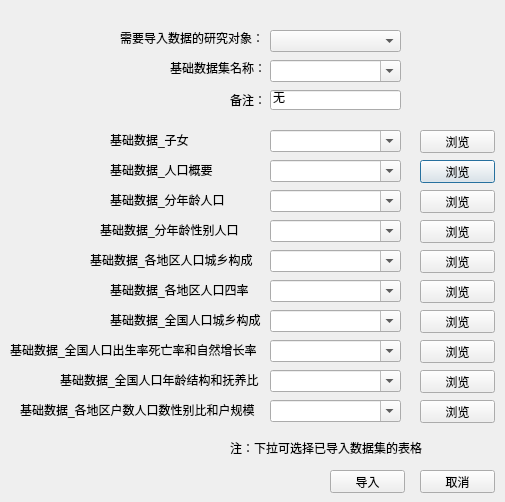
Qt form ui/importBasicData.ui (owensss/renkou) before a commit.
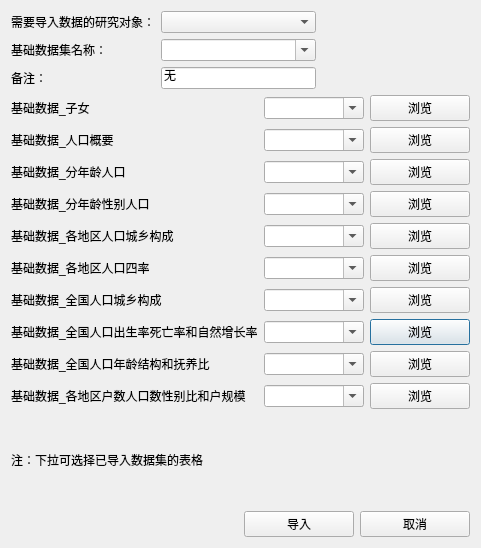
The same form after that commit.

Diff of the .ui file:
```diff
--- a/ui/importBasicData.ui
+++ b/ui/importBasicData.ui
@@ -6,550 +6,379 @@
    <rect>
     <x>0</x>
     <y>0</y>
-    <width>505</width>
-    <height>502</height>
+    <width>481</width>
+    <height>548</height>
    </rect>
   </property>
   <property name="windowTitle">
    <string>导入基础数据</string>
   </property>
-  <widget class="QLabel" name="label_1">
-   <property name="geometry">
-    <rect>
-     <x>110</x>
-     <y>130</y>
-     <width>151</width>
-     <height>20</height>
-    </rect>
-   </property>
-   <property name="layoutDirection">
-    <enum>Qt::RightToLeft</enum>
-   </property>
-   <property name="text">
-    <string>基础数据_子女</string>
-   </property>
-  </widget>
-  <widget class="QPushButton" name="browse_2">
-   <property name="geometry">
-    <rect>
-     <x>420</x>
-     <y>160</y>
-     <width>75</width>
-     <height>23</height>
-    </rect>
-   </property>
-   <property name="text">
-    <string>浏览</string>
-   </property>
-  </widget>
-  <widget class="QPushButton" name="browse_1">
-   <property name="geometry">
-    <rect>
-     <x>420</x>
-     <y>130</y>
-     <width>75</width>
-     <height>23</height>
-    </rect>
-   </property>
-   <property name="text">
-    <string>浏览</string>
-   </property>
-  </widget>
-  <widget class="QLabel" name="label_2">
-   <property name="geometry">
-    <rect>
-     <x>110</x>
-     <y>160</y>
-     <width>151</width>
-     <height>20</height>
-    </rect>
-   </property>
-   <property name="layoutDirection">
-    <enum>Qt::RightToLeft</enum>
-   </property>
-   <property name="text">
-    <string>基础数据_人口概要</string>
-   </property>
-  </widget>
-  <widget class="QPushButton" name="browse_3">
-   <property name="geometry">
-    <rect>
-     <x>420</x>
-     <y>190</y>
-     <width>75</width>
-     <height>23</height>
-    </rect>
-   </property>
-   <property name="text">
-    <string>浏览</string>
-   </property>
-  </widget>
-  <widget class="QLabel" name="label_3">
-   <property name="geometry">
-    <rect>
-     <x>110</x>
-     <y>190</y>
-     <width>151</width>
-     <height>20</height>
-    </rect>
-   </property>
-   <property name="layoutDirection">
-    <enum>Qt::RightToLeft</enum>
-   </property>
-   <property name="text">
-    <string>基础数据_分年龄人口</string>
-   </property>
-  </widget>
-  <widget class="QPushButton" name="browse_4">
-   <property name="geometry">
-    <rect>
-     <x>420</x>
-     <y>220</y>
-     <width>75</width>
-     <height>23</height>
-    </rect>
-   </property>
-   <property name="text">
-    <string>浏览</string>
-   </property>
-  </widget>
-  <widget class="QLabel" name="label_4">
-   <property name="geometry">
-    <rect>
-     <x>100</x>
-     <y>220</y>
-     <width>161</width>
-     <height>20</height>
-    </rect>
-   </property>
-   <property name="layoutDirection">
-    <enum>Qt::RightToLeft</enum>
-   </property>
-   <property name="text">
-    <string>基础数据_分年龄性别人口</string>
-   </property>
-  </widget>
-  <widget class="QPushButton" name="cancel">
-   <property name="geometry">
-    <rect>
-     <x>420</x>
-     <y>470</y>
-     <width>75</width>
-     <height>23</height>
-    </rect>
-   </property>
-   <property name="text">
-    <string>取消</string>
-   </property>
-  </widget>
-  <widget class="QPushButton" name="daoru">
-   <property name="geometry">
-    <rect>
-     <x>330</x>
-     <y>470</y>
-     <width>75</width>
-     <height>23</height>
-    </rect>
-   </property>
-   <property name="text">
-    <string>导入</string>
-   </property>
-  </widget>
-  <widget class="QLabel" name="labelbb">
-   <property name="geometry">
-    <rect>
-     <x>170</x>
-     <y>60</y>
-     <width>101</width>
-     <height>16</height>
-    </rect>
-   </property>
-   <property name="text">
-    <string>基础数据集名称：</string>
-   </property>
-  </widget>
-  <widget class="QLabel" name="label_cc">
-   <property name="geometry">
-    <rect>
-     <x>230</x>
-     <y>90</y>
-     <width>41</width>
-     <height>20</height>
-    </rect>
-   </property>
-   <property name="text">
-    <string>备注：</string>
-   </property>
-  </widget>
-  <widget class="QLineEdit" name="info">
-   <property name="geometry">
-    <rect>
-     <x>270</x>
-     <y>90</y>
-     <width>131</width>
-     <height>20</height>
-    </rect>
-   </property>
-   <property name="text">
-    <string>无</string>
-   </property>
-  </widget>
-  <widget class="QLabel" name="label_aa">
-   <property name="geometry">
-    <rect>
-     <x>120</x>
-     <y>30</y>
-     <width>141</width>
-     <height>16</height>
-    </rect>
-   </property>
-   <property name="text">
-    <string>需要导入数据的研究对象：</string>
-   </property>
-  </widget>
-  <widget class="QComboBox" name="objectname">
-   <property name="geometry">
-    <rect>
-     <x>270</x>
-     <y>30</y>
-     <width>131</width>
-     <height>22</height>
-    </rect>
-   </property>
-   <property name="editable">
-    <bool>false</bool>
-   </property>
-  </widget>
-  <widget class="QComboBox" name="PiCiname">
-   <property name="geometry">
-    <rect>
-     <x>270</x>
-     <y>60</y>
-     <width>131</width>
-     <height>22</height>
-    </rect>
-   </property>
-   <property name="editable">
-    <bool>true</bool>
-   </property>
-  </widget>
-  <widget class="QComboBox" name="sourcefilename_1">
-   <property name="geometry">
-    <rect>
-     <x>270</x>
-     <y>130</y>
-     <width>131</width>
-     <height>22</height>
-    </rect>
-   </property>
-   <property name="editable">
-    <bool>true</bool>
-   </property>
-  </widget>
-  <widget class="QComboBox" name="sourcefilename_2">
-   <property name="geometry">
-    <rect>
-     <x>270</x>
-     <y>160</y>
-     <width>131</width>
-     <height>22</height>
-    </rect>
-   </property>
-   <property name="editable">
-    <bool>true</bool>
-   </property>
-  </widget>
-  <widget class="QComboBox" name="sourcefilename_3">
-   <property name="geometry">
-    <rect>
-     <x>270</x>
-     <y>190</y>
-     <width>131</width>
-     <height>22</height>
-    </rect>
-   </property>
-   <property name="editable">
-    <bool>true</bool>
-   </property>
-  </widget>
-  <widget class="QComboBox" name="sourcefilename_4">
-   <property name="geometry">
-    <rect>
-     <x>270</x>
-     <y>220</y>
-     <width>131</width>
-     <height>22</height>
-    </rect>
-   </property>
-   <property name="editable">
-    <bool>true</bool>
-   </property>
-  </widget>
-  <widget class="QLabel" name="zhu">
-   <property name="geometry">
-    <rect>
-     <x>230</x>
-     <y>440</y>
-     <width>201</width>
-     <height>16</height>
-    </rect>
-   </property>
-   <property name="text">
-    <string>注：下拉可选择已导入数据集的表格</string>
-   </property>
-  </widget>
-  <widget class="QComboBox" name="sourcefilename_5">
-   <property name="geometry">
-    <rect>
-     <x>270</x>
-     <y>250</y>
-     <width>131</width>
-     <height>22</height>
-    </rect>
-   </property>
-   <property name="editable">
-    <bool>true</bool>
-   </property>
-  </widget>
-  <widget class="QComboBox" name="sourcefilename_7">
-   <property name="geometry">
-    <rect>
-     <x>270</x>
-     <y>310</y>
-     <width>131</width>
-     <height>22</height>
-    </rect>
-   </property>
-   <property name="editable">
-    <bool>true</bool>
-   </property>
-  </widget>
-  <widget class="QLabel" name="label_8">
-   <property name="geometry">
-    <rect>
-     <x>10</x>
-     <y>340</y>
-     <width>251</width>
-     <height>20</height>
-    </rect>
-   </property>
-   <property name="layoutDirection">
-    <enum>Qt::RightToLeft</enum>
-   </property>
-   <property name="text">
-    <string>基础数据_全国人口出生率死亡率和自然增长率</string>
-   </property>
-  </widget>
-  <widget class="QPushButton" name="browse_5">
-   <property name="geometry">
-    <rect>
-     <x>420</x>
-     <y>250</y>
-     <width>75</width>
-     <height>23</height>
-    </rect>
-   </property>
-   <property name="text">
-    <string>浏览</string>
-   </property>
-  </widget>
-  <widget class="QComboBox" name="sourcefilename_8">
-   <property name="geometry">
-    <rect>
-     <x>270</x>
-     <y>340</y>
-     <width>131</width>
-     <height>22</height>
-    </rect>
-   </property>
-   <property name="editable">
-    <bool>true</bool>
-   </property>
-  </widget>
-  <widget class="QComboBox" name="sourcefilename_6">
-   <property name="geometry">
-    <rect>
-     <x>270</x>
-     <y>280</y>
-     <width>131</width>
-     <height>22</height>
-    </rect>
-   </property>
-   <property name="editable">
-    <bool>true</bool>
-   </property>
-  </widget>
-  <widget class="QLabel" name="label_6">
-   <property name="geometry">
-    <rect>
-     <x>110</x>
-     <y>280</y>
-     <width>151</width>
-     <height>20</height>
-    </rect>
-   </property>
-   <property name="layoutDirection">
-    <enum>Qt::RightToLeft</enum>
-   </property>
-   <property name="text">
-    <string>基础数据_各地区人口四率</string>
-   </property>
-  </widget>
-  <widget class="QPushButton" name="browse_7">
-   <property name="geometry">
-    <rect>
-     <x>420</x>
-     <y>310</y>
-     <width>75</width>
-     <height>23</height>
-    </rect>
-   </property>
-   <property name="text">
-    <string>浏览</string>
-   </property>
-  </widget>
-  <widget class="QLabel" name="label_7">
-   <property name="geometry">
-    <rect>
-     <x>110</x>
-     <y>310</y>
-     <width>151</width>
-     <height>20</height>
-    </rect>
-   </property>
-   <property name="layoutDirection">
-    <enum>Qt::RightToLeft</enum>
-   </property>
-   <property name="text">
-    <string>基础数据_全国人口城乡构成</string>
-   </property>
-  </widget>
-  <widget class="QPushButton" name="browse_6">
-   <property name="geometry">
-    <rect>
-     <x>420</x>
-     <y>280</y>
-     <width>75</width>
-     <height>23</height>
-    </rect>
-   </property>
-   <property name="text">
-    <string>浏览</string>
-   </property>
-  </widget>
-  <widget class="QPushButton" name="browse_8">
-   <property name="geometry">
-    <rect>
-     <x>420</x>
-     <y>340</y>
-     <width>75</width>
-     <height>23</height>
-    </rect>
-   </property>
-   <property name="text">
-    <string>浏览</string>
-   </property>
-  </widget>
-  <widget class="QLabel" name="label_5">
-   <property name="geometry">
-    <rect>
-     <x>90</x>
-     <y>250</y>
-     <width>171</width>
-     <height>20</height>
-    </rect>
-   </property>
-   <property name="layoutDirection">
-    <enum>Qt::RightToLeft</enum>
-   </property>
-   <property name="text">
-    <string>基础数据_各地区人口城乡构成</string>
-   </property>
-  </widget>
-  <widget class="QComboBox" name="sourcefilename_9">
-   <property name="geometry">
-    <rect>
-     <x>270</x>
-     <y>370</y>
-     <width>131</width>
-     <height>22</height>
-    </rect>
-   </property>
-   <property name="editable">
-    <bool>true</bool>
-   </property>
-  </widget>
-  <widget class="QLabel" name="label_9">
-   <property name="geometry">
-    <rect>
-     <x>60</x>
-     <y>370</y>
-     <width>201</width>
-     <height>20</height>
-    </rect>
-   </property>
-   <property name="layoutDirection">
-    <enum>Qt::RightToLeft</enum>
-   </property>
-   <property name="text">
-    <string>基础数据_全国人口年龄结构和抚养比</string>
-   </property>
-  </widget>
-  <widget class="QPushButton" name="browse_9">
-   <property name="geometry">
-    <rect>
-     <x>420</x>
-     <y>370</y>
-     <width>75</width>
-     <height>23</height>
-    </rect>
-   </property>
-   <property name="text">
-    <string>浏览</string>
-   </property>
-  </widget>
-  <widget class="QLabel" name="label_10">
-   <property name="geometry">
-    <rect>
-     <x>20</x>
-     <y>400</y>
-     <width>241</width>
-     <height>20</height>
-    </rect>
-   </property>
-   <property name="layoutDirection">
-    <enum>Qt::RightToLeft</enum>
-   </property>
-   <property name="text">
-    <string>基础数据_各地区户数人口数性别比和户规模</string>
-   </property>
-  </widget>
-  <widget class="QPushButton" name="browse_10">
-   <property name="geometry">
-    <rect>
-     <x>420</x>
-     <y>400</y>
-     <width>75</width>
-     <height>23</height>
-    </rect>
-   </property>
-   <property name="text">
-    <string>浏览</string>
-   </property>
-  </widget>
-  <widget class="QComboBox" name="sourcefilename_10">
-   <property name="geometry">
-    <rect>
-     <x>270</x>
-     <y>400</y>
-     <width>131</width>
-     <height>22</height>
-    </rect>
-   </property>
-   <property name="editable">
-    <bool>true</bool>
-   </property>
-  </widget>
+  <layout class="QGridLayout" name="gridLayout_3">
+   <item row="0" column="0" colspan="2">
+    <layout class="QVBoxLayout" name="verticalLayout">
+     <item>
+      <layout class="QGridLayout" name="gridLayout_2">
+       <item row="2" column="1">
+        <widget class="QLineEdit" name="info">
+         <property name="text">
+          <string>无</string>
+         </property>
+        </widget>
+       </item>
+       <item row="2" column="0">
+        <widget class="QLabel" name="label_cc">
+         <property name="text">
+          <string>备注：</string>
+         </property>
+        </widget>
+       </item>
+       <item row="1" column="0">
+        <widget class="QLabel" name="labelbb">
+         <property name="text">
+          <string>基础数据集名称：</string>
+         </property>
+        </widget>
+       </item>
+       <item row="1" column="1">
+        <widget class="QComboBox" name="PiCiname">
+         <property name="editable">
+          <bool>true</bool>
+         </property>
+        </widget>
+       </item>
+       <item row="0" column="1">
+        <widget class="QComboBox" name="objectname">
+         <property name="editable">
+          <bool>false</bool>
+         </property>
+        </widget>
+       </item>
+       <item row="0" column="0">
+        <widget class="QLabel" name="label_aa">
+         <property name="text">
+          <string>需要导入数据的研究对象：</string>
+         </property>
+        </widget>
+       </item>
+       <item row="0" column="2">
+        <spacer name="horizontalSpacer">
+         <property name="orientation">
+          <enum>Qt::Horizontal</enum>
+         </property>
+         <property name="sizeHint" stdset="0">
+          <size>
+           <width>40</width>
+           <height>20</height>
+          </size>
+         </property>
+        </spacer>
+       </item>
+       <item row="1" column="2">
+        <spacer name="horizontalSpacer_2">
+         <property name="orientation">
+          <enum>Qt::Horizontal</enum>
+         </property>
+         <property name="sizeHint" stdset="0">
+          <size>
+           <width>40</width>
+           <height>20</height>
+          </size>
+         </property>
+        </spacer>
+       </item>
+       <item row="2" column="2">
+        <spacer name="horizontalSpacer_3">
+         <property name="orientation">
+          <enum>Qt::Horizontal</enum>
+         </property>
+         <property name="sizeHint" stdset="0">
+          <size>
+           <width>40</width>
+           <height>20</height>
+          </size>
+         </property>
+        </spacer>
+       </item>
+      </layout>
+     </item>
+     <item>
+      <layout class="QGridLayout" name="gridLayout">
+       <item row="6" column="1">
+        <widget class="QComboBox" name="sourcefilename_7">
+         <property name="editable">
+          <bool>true</bool>
+         </property>
+        </widget>
+       </item>
+       <item row="8" column="1">
+        <widget class="QComboBox" name="sourcefilename_9">
+         <property name="editable">
+          <bool>true</bool>
+         </property>
+        </widget>
+       </item>
+       <item row="8" column="0">
+        <widget class="QLabel" name="label_9">
+         <property name="layoutDirection">
+          <enum>Qt::RightToLeft</enum>
+         </property>
+         <property name="text">
+          <string>基础数据_全国人口年龄结构和抚养比</string>
+         </property>
+        </widget>
+       </item>
+       <item row="7" column="1">
+        <widget class="QComboBox" name="sourcefilename_8">
+         <property name="editable">
+          <bool>true</bool>
+         </property>
+        </widget>
+       </item>
+       <item row="7" column="0">
+        <widget class="QLabel" name="label_8">
+         <property name="layoutDirection">
+          <enum>Qt::RightToLeft</enum>
+         </property>
+         <property name="text">
+          <string>基础数据_全国人口出生率死亡率和自然增长率</string>
+         </property>
+        </widget>
+       </item>
+       <item row="4" column="0">
+        <widget class="QLabel" name="label_5">
+         <property name="layoutDirection">
+          <enum>Qt::RightToLeft</enum>
+         </property>
+         <property name="text">
+          <string>基础数据_各地区人口城乡构成</string>
+         </property>
+        </widget>
+       </item>
+       <item row="7" column="2">
+        <widget class="QPushButton" name="browse_8">
+         <property name="text">
+          <string>浏览</string>
+         </property>
+        </widget>
+       </item>
+       <item row="3" column="2">
+        <widget class="QPushButton" name="browse_4">
+         <property name="text">
+          <string>浏览</string>
+         </property>
+        </widget>
+       </item>
+       <item row="1" column="1">
+        <widget class="QComboBox" name="sourcefilename_2">
+         <property name="editable">
+          <bool>true</bool>
+         </property>
+        </widget>
+       </item>
+       <item row="4" column="1">
+        <widget class="QComboBox" name="sourcefilename_5">
+         <property name="editable">
+          <bool>true</bool>
+         </property>
+        </widget>
+       </item>
+       <item row="3" column="1">
+        <widget class="QComboBox" name="sourcefilename_4">
+         <property name="editable">
+          <bool>true</bool>
+         </property>
+        </widget>
+       </item>
+       <item row="5" column="1">
+        <widget class="QComboBox" name="sourcefilename_6">
+         <property name="editable">
+          <bool>true</bool>
+         </property>
+        </widget>
+       </item>
+       <item row="8" column="2">
+        <widget class="QPushButton" name="browse_9">
+         <property name="text">
+          <string>浏览</string>
+         </property>
+        </widget>
+       </item>
+       <item row="5" column="0">
+        <widget class="QLabel" name="label_6">
+         <property name="layoutDirection">
+          <enum>Qt::RightToLeft</enum>
+         </property>
+         <property name="text">
+          <string>基础数据_各地区人口四率</string>
+         </property>
+        </widget>
+       </item>
+       <item row="1" column="2">
+        <widget class="QPushButton" name="browse_2">
+         <property name="text">
+          <string>浏览</string>
+         </property>
+        </widget>
+       </item>
+       <item row="2" column="2">
+        <widget class="QPushButton" name="browse_3">
+         <property name="text">
+          <string>浏览</string>
+         </property>
+        </widget>
+       </item>
+       <item row="0" column="2">
+        <widget class="QPushButton" name="browse_1">
+         <property name="text">
+          <string>浏览</string>
+         </property>
+        </widget>
+       </item>
+       <item row="0" column="1">
+        <widget class="QComboBox" name="sourcefilename_1">
+         <property name="editable">
+          <bool>true</bool>
+         </property>
+        </widget>
+       </item>
+       <item row="5" column="2">
+        <widget class="QPushButton" name="browse_6">
+         <property name="text">
+          <string>浏览</string>
+         </property>
+        </widget>
+       </item>
+       <item row="4" column="2">
+        <widget class="QPushButton" name="browse_5">
+         <property name="text">
+          <string>浏览</string>
+         </property>
+        </widget>
+       </item>
+       <item row="2" column="0">
+        <widget class="QLabel" name="label_3">
+         <property name="layoutDirection">
+          <enum>Qt::RightToLeft</enum>
+         </property>
+         <property name="text">
+          <string>基础数据_分年龄人口</string>
+         </property>
+        </widget>
+       </item>
+       <item row="3" column="0">
+        <widget class="QLabel" name="label_4">
+         <property name="layoutDirection">
+          <enum>Qt::RightToLeft</enum>
+         </property>
+         <property name="text">
+          <string>基础数据_分年龄性别人口</string>
+         </property>
+        </widget>
+       </item>
+       <item row="2" column="1">
+        <widget class="QComboBox" name="sourcefilename_3">
+         <property name="editable">
+          <bool>true</bool>
+         </property>
+        </widget>
+       </item>
+       <item row="0" column="0">
+        <widget class="QLabel" name="label_1">
+         <property name="layoutDirection">
+          <enum>Qt::RightToLeft</enum>
+         </property>
+         <property name="text">
+          <string>基础数据_子女</string>
+         </property>
+        </widget>
+       </item>
+       <item row="1" column="0">
+        <widget class="QLabel" name="label_2">
+         <property name="layoutDirection">
+          <enum>Qt::RightToLeft</enum>
+         </property>
+         <property name="text">
+          <string>基础数据_人口概要</string>
+         </property>
+        </widget>
+       </item>
+       <item row="6" column="2">
+        <widget class="QPushButton" name="browse_7">
+         <property name="text">
+          <string>浏览</string>
+         </property>
+        </widget>
+       </item>
+       <item row="6" column="0">
+        <widget class="QLabel" name="label_7">
+         <property name="layoutDirection">
+          <enum>Qt::RightToLeft</enum>
+         </property>
+         <property name="text">
+          <string>基础数据_全国人口城乡构成</string>
+         </property>
+        </widget>
+       </item>
+       <item row="9" column="0">
+        <widget class="QLabel" name="label_10">
+         <property name="layoutDirection">
+          <enum>Qt::RightToLeft</enum>
+         </property>
+         <property name="text">
+          <string>基础数据_各地区户数人口数性别比和户规模</string>
+         </property>
+        </widget>
+       </item>
+       <item row="9" column="1">
+        <widget class="QComboBox" name="sourcefilename_10">
+         <property name="editable">
+          <bool>true</bool>
+         </property>
+        </widget>
+       </item>
+       <item row="9" column="2">
+        <widget class="QPushButton" name="browse_10">
+         <property name="text">
+          <string>浏览</string>
+         </property>
+        </widget>
+       </item>
+      </layout>
+     </item>
+    </layout>
+   </item>
+   <item row="1" column="0">
+    <widget class="QLabel" name="zhu">
+     <property name="text">
+      <string>注：下拉可选择已导入数据集的表格</string>
+     </property>
+    </widget>
+   </item>
+   <item row="3" column="1">
+    <layout class="QHBoxLayout" name="horizontalLayout">
+     <item>
+      <widget class="QPushButton" name="importData">
+       <property name="text">
+        <string>导入</string>
+       </property>
+       <property name="autoDefault">
+        <bool>false</bool>
+       </property>
+      </widget>
+     </item>
+     <item>
+      <widget class="QPushButton" name="cancel">
+       <property name="text">
+        <string>取消</string>
+       </property>
+       <property name="autoDefault">
+        <bool>false</bool>
+       </property>
+      </widget>
+     </item>
+    </layout>
+   </item>
+  </layout>
  </widget>
  <resources/>
  <connections/>
```
Left out of the diff: 4 changed lines with no effect on the pictures.
